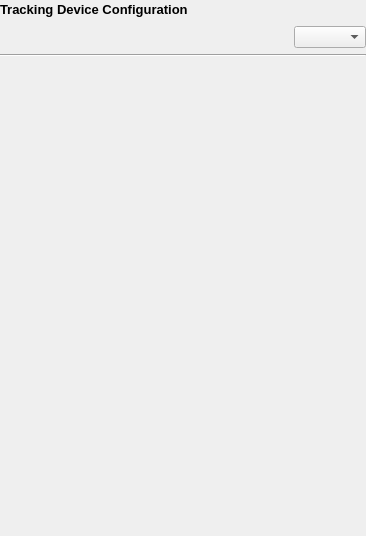
This is Modules/IGTUI/Qmitk/QmitkTrackingDeviceConfigurationWidgetControls.ui in MITK/MITK as Qt 5 draws it before an edit. The edited form follows.
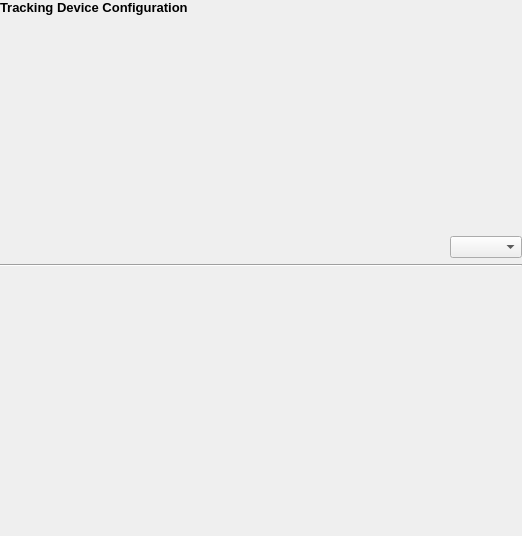
This is the edited form.

Commit message: Remove spacer and change layout type

What changed in the file:
```diff
--- a/Modules/IGTUI/Qmitk/QmitkTrackingDeviceConfigurationWidgetControls.ui
+++ b/Modules/IGTUI/Qmitk/QmitkTrackingDeviceConfigurationWidgetControls.ui
@@ -6,7 +6,7 @@
    <rect>
     <x>0</x>
     <y>0</y>
-    <width>366</width>
+    <width>522</width>
     <height>536</height>
    </rect>
   </property>
@@ -33,8 +33,8 @@
        <item>
         <layout class="QVBoxLayout" name="mainLayout">
          <item>
-          <layout class="QHBoxLayout" name="horizontalLayout_2">
-           <item>
+          <layout class="QVBoxLayout" name="verticalLayout">
+           <item alignment="Qt::AlignLeft|Qt::AlignTop">
             <widget class="QLabel" name="widget_title_label">
              <property name="text">
               <string>&lt;!DOCTYPE HTML PUBLIC &quot;-//W3C//DTD HTML 4.0//EN&quot; &quot;http://www.w3.org/TR/REC-html40/strict.dtd&quot;&gt;
@@ -45,37 +45,7 @@
              </property>
             </widget>
            </item>
-           <item>
-            <spacer name="horizontalSpacer_7">
-             <property name="orientation">
-              <enum>Qt::Horizontal</enum>
-             </property>
-             <property name="sizeHint" stdset="0">
-              <size>
-               <width>40</width>
-               <height>20</height>
-              </size>
-             </property>
-            </spacer>
-           </item>
-          </layout>
-         </item>
-         <item>
-          <layout class="QHBoxLayout" name="horizontalLayout">
-           <item>
-            <spacer name="horizontalSpacer">
-             <property name="orientation">
-              <enum>Qt::Horizontal</enum>
-             </property>
-             <property name="sizeHint" stdset="0">
-              <size>
-               <width>128</width>
-               <height>20</height>
-              </size>
-             </property>
-            </spacer>
-           </item>
-           <item>
+           <item alignment="Qt::AlignRight|Qt::AlignBottom">
             <widget class="QComboBox" name="m_TrackingDeviceChooser">
              <property name="sizePolicy">
               <sizepolicy hsizetype="Minimum" vsizetype="Fixed">
@@ -94,7 +64,7 @@
            </property>
           </widget>
          </item>
-         <item>
+         <item alignment="Qt::AlignTop">
           <widget class="QStackedWidget" name="m_TrackingSystemWidget">
            <property name="enabled">
             <bool>true</bool>
@@ -104,19 +74,6 @@
            </property>
           </widget>
          </item>
-         <item>
-          <spacer name="verticalSpacer_9">
-           <property name="orientation">
-            <enum>Qt::Vertical</enum>
-           </property>
-           <property name="sizeHint" stdset="0">
-            <size>
-             <width>20</width>
-             <height>50</height>
-            </size>
-           </property>
-          </spacer>
-         </item>
         </layout>
        </item>
       </layout>
@@ -157,8 +114,8 @@
            <rect>
             <x>0</x>
             <y>0</y>
-            <width>98</width>
-            <height>31</height>
+            <width>484</width>
+            <height>492</height>
            </rect>
           </property>
           <layout class="QVBoxLayout" name="verticalLayout_4">
@@ -197,19 +154,6 @@
      <layout class="QVBoxLayout" name="verticalLayout_2"/>
     </widget>
    </item>
-   <item>
-    <spacer name="verticalSpacer_7">
-     <property name="orientation">
-      <enum>Qt::Vertical</enum>
-     </property>
-     <property name="sizeHint" stdset="0">
-      <size>
-       <width>20</width>
-       <height>40</height>
-      </size>
-     </property>
-    </spacer>
-   </item>
   </layout>
  </widget>
  <layoutdefault spacing="6" margin="0"/>
```
The commit also changes 2 other files.
